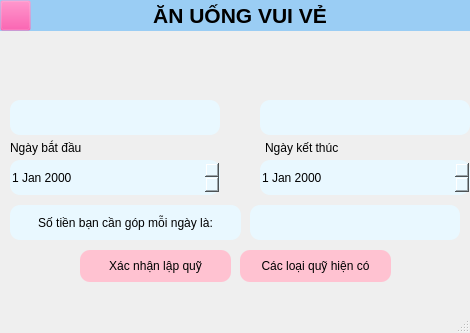
Qt form Muc_tieu_tai_chinh_AnUongVuiVe.ui (tunvy313/KTLT) before a commit.
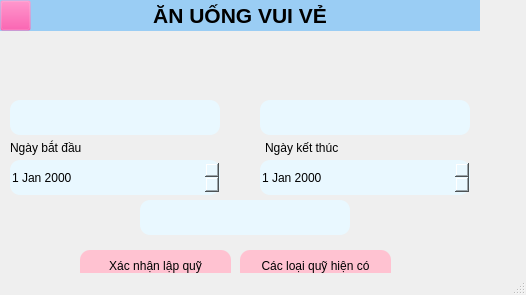
The same form after that commit. Icons and pictures are not drawn.

What changed in the file:
```diff
--- a/Muc_tieu_tai_chinh_AnUongVuiVe.ui
+++ b/Muc_tieu_tai_chinh_AnUongVuiVe.ui
@@ -6,8 +6,8 @@
    <rect>
     <x>0</x>
     <y>0</y>
-    <width>470</width>
-    <height>333</height>
+    <width>526</width>
+    <height>295</height>
    </rect>
   </property>
   <property name="windowTitle">
@@ -36,8 +36,8 @@
    <widget class="QLineEdit" name="txtSoTienCanGop">
     <property name="geometry">
      <rect>
-      <x>250</x>
-      <y>205</y>
+      <x>140</x>
+      <y>200</y>
       <width>210</width>
       <height>35</height>
      </rect>
@@ -160,27 +160,6 @@
      <string>Ngày bắt đầu </string>
     </property>
    </widget>
-   <widget class="QPushButton" name="btnTinhTien">
-    <property name="geometry">
-     <rect>
-      <x>10</x>
-      <y>205</y>
-      <width>231</width>
-      <height>35</height>
-     </rect>
-    </property>
-    <property name="styleSheet">
-     <string notr="true">background-color:#e9f8ff;
-border-radius:10px</string>
-    </property>
-    <property name="text">
-     <string>Số tiền bạn cần góp mỗi ngày là:</string>
-    </property>
-    <property name="icon">
-     <iconset>
-      <normaloff>../ic_calculator.png</normaloff>../ic_calculator.png</iconset>
-    </property>
-   </widget>
    <widget class="QLineEdit" name="txtTenQuy">
     <property name="geometry">
      <rect>
```
Left out of the diff: 2 changed lines with no effect on the pictures.
